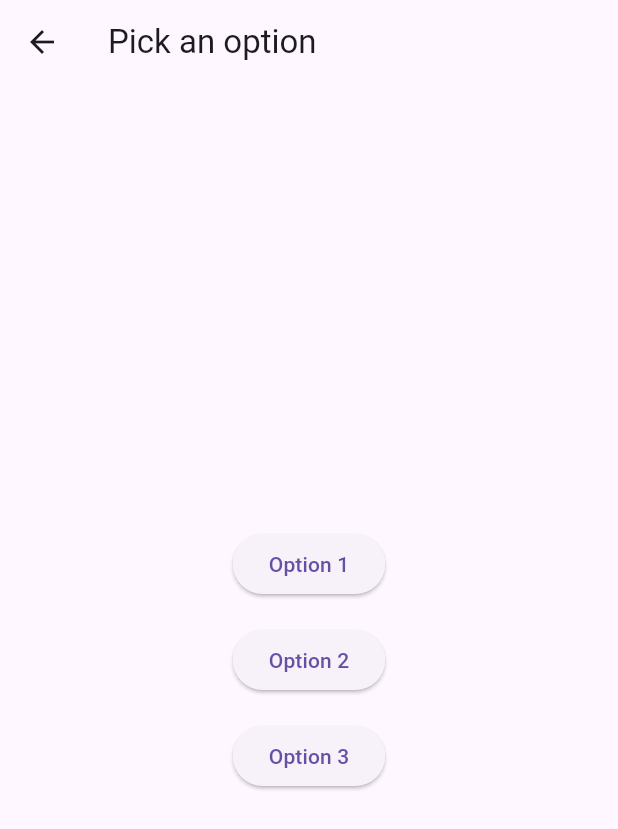
After one commit to rojasdev/flutter_carting, a Flutter app: the screen it shows after launch, item 6 of the bottom bar chosen, after a tap on "Select an option.", on a phone screen of 412 x 824 dp. The commit adds this screen. Shown: the top 829 px of the screen. Run offline on Flutter 3.47's test engine with Material 3 defaults, Android fonts, the phone set to English and light mode, and no system bars; network calls fail.

Commit message:
return data

```diff
--- a/lib/pages/navigation.dart
+++ b/lib/pages/navigation.dart
@@ -4,6 +4,7 @@ import 'todo.dart';
 import 'view.dart';
 import 'employee.dart';
 import 'quiz.dart';
+import 'return.dart';
 
 class NavigationPage extends StatefulWidget {
   const NavigationPage({super.key});
@@ -76,6 +77,16 @@ class _NavigationPageState extends State<NavigationPage> {
             ),
             label: 'JSON Local',
           ),
+          NavigationDestination(
+            icon: Badge(
+              label: Text(''),
+              child: Icon(
+                Icons.select_all,
+                color: Color.fromARGB(255, 206, 203, 203),
+              ),
+            ),
+            label: 'Data Return',
+          ),
         ],
       ),
       body: <Widget>[
@@ -89,6 +100,8 @@ class _NavigationPageState extends State<NavigationPage> {
         const EmployeePage(),
 
         const QuizPage(),
+
+        const ReturnScreen(),
       ][currentPageIndex],
     );
   }
--- /dev/null
+++ b/lib/pages/return.dart
@@ -0,0 +1,107 @@
+import 'package:flutter/material.dart';
+
+class ReturnScreen extends StatelessWidget {
+  const ReturnScreen({super.key});
+
+  @override
+  Widget build(BuildContext context) {
+    return Scaffold(
+      appBar: AppBar(
+        title: const Text('Returning Data Demo'),
+      ),
+      body: const Center(
+        child: SelectionButton(),
+      ),
+    );
+  }
+}
+
+class SelectionButton extends StatefulWidget {
+  const SelectionButton({super.key});
+
+  @override
+  State<SelectionButton> createState() => _SelectionButtonState();
+}
+
+class _SelectionButtonState extends State<SelectionButton> {
+  @override
+  Widget build(BuildContext context) {
+    return ElevatedButton(
+      onPressed: () {
+        _navigateAndDisplaySelection(context);
+      },
+      child: const Text('Select an option.'),
+    );
+  }
+
+  // A method that launches the SelectionScreen and awaits the result from
+  // Navigator.pop.
+  Future<void> _navigateAndDisplaySelection(BuildContext context) async {
+    // Navigator.push returns a Future that completes after calling
+    // Navigator.pop on the Selection Screen.
+    final result = await Navigator.push(
+      context,
+      MaterialPageRoute(builder: (context) => const SelectionScreen()),
+    );
+
+    // When a BuildContext is used from a StatefulWidget, the mounted property
+    // must be checked after an asynchronous gap.
+    if (!context.mounted) return;
+
+    // After the Selection Screen returns a result, hide any previous snackbars
+    // and show the new result.
+    ScaffoldMessenger.of(context)
+      ..removeCurrentSnackBar()
+      ..showSnackBar(SnackBar(content: Text('$result')));
+  }
+}
+
+class SelectionScreen extends StatelessWidget {
+  const SelectionScreen({super.key});
+
+  @override
+  Widget build(BuildContext context) {
+    return Scaffold(
+      appBar: AppBar(
+        title: const Text('Pick an option'),
+      ),
+      body: Center(
+        child: Column(
+          mainAxisAlignment: MainAxisAlignment.center,
+          children: <Widget>[
+            Padding(
+              padding: const EdgeInsets.all(8),
+              child: ElevatedButton(
+                onPressed: () {
+                  // Close the screen and return "Option 1" as the result.
+                  Navigator.pop(context, 'Option 1');
+                },
+                child: const Text('Option 1'),
+              ),
+            ),
+            Padding(
+              padding: const EdgeInsets.all(8),
+              child: ElevatedButton(
+                onPressed: () {
+                  // Close the screen and return "Option 2" as the result.
+                  Navigator.pop(context, 'Option 2');
+                },
+                child: const Text('Option 2'),
+              ),
+            ),
+            Padding(
+              padding: const EdgeInsets.all(8),
+              child: ElevatedButton(
+                onPressed: () {
+                  // Close the screen and return "Option 3" as the result.
+                  Navigator.pop(context, 'Option 3');
+                },
+                child: const Text('Option 3'),
+              ),
+            )
+          ],
+        ),
+      ),
+    );
+  }
+}
```
Also changed, not shown: assets/data.json (+46 -2 lines), lib/pages/quiz.dart (+14 -5 lines).
